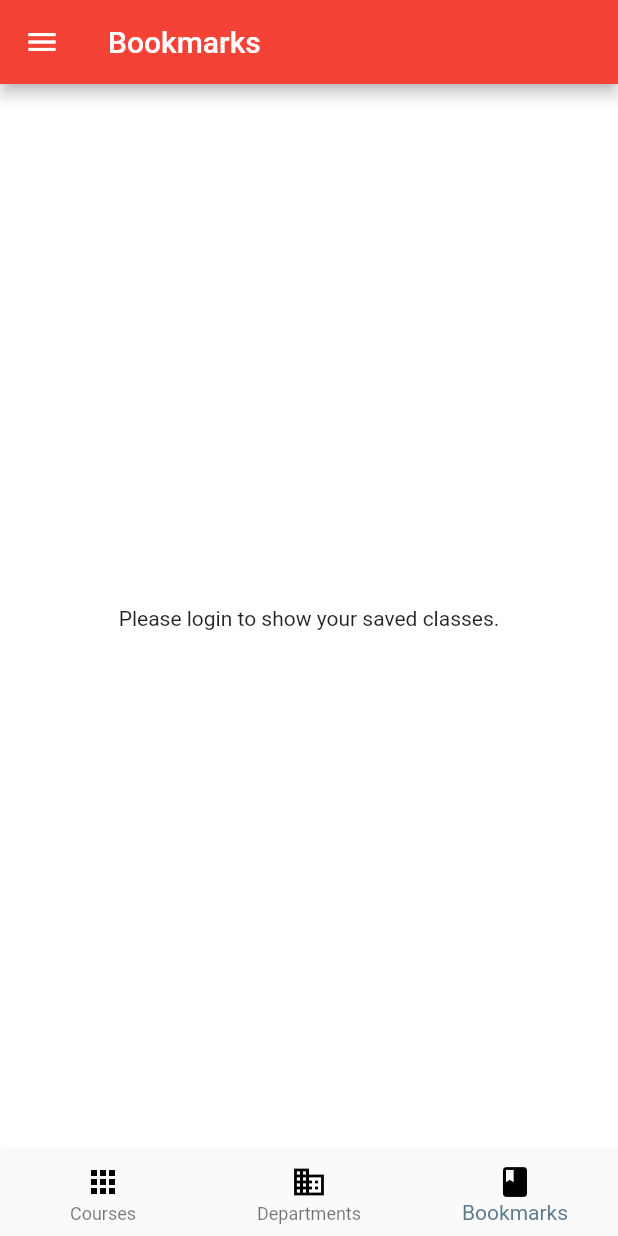
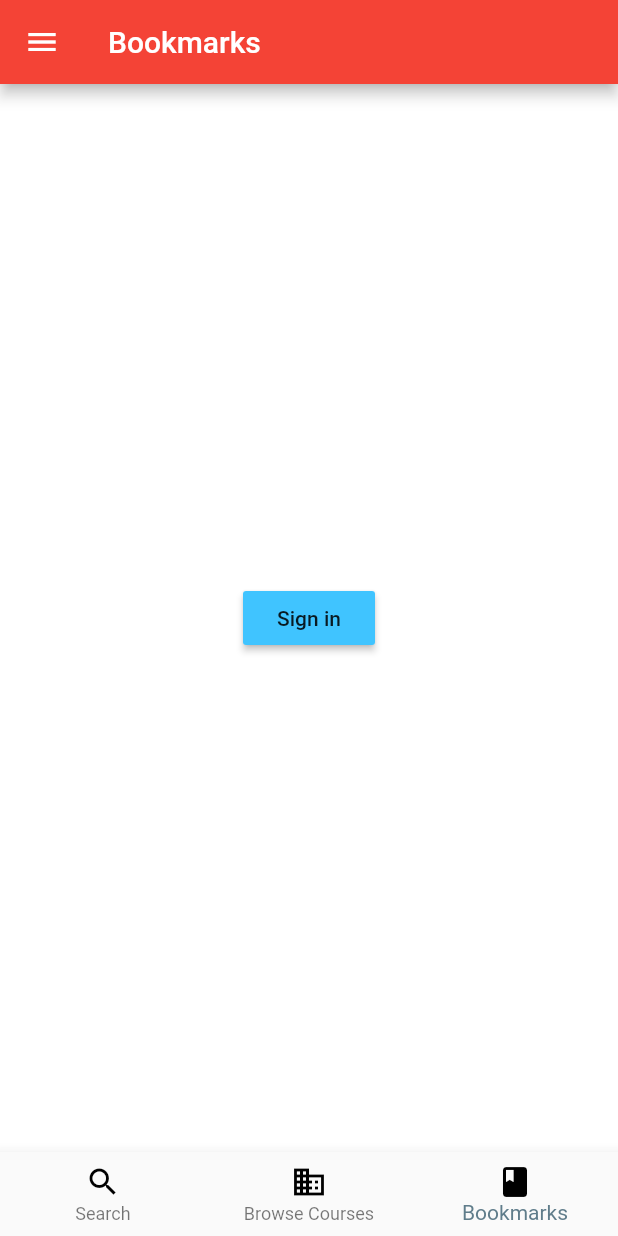
Before and after one commit to mobileappdevhm/concept-team-1, a Flutter app: the screen it shows after launch, swiped to page 3, on a phone screen of 412 x 824 dp. Run offline on Flutter 3.47's test engine with Material 2 defaults, Android fonts, the phone set to English and light mode, and no system bars.

Commit message:
Some iUI mprovements & login seems to loosely work

```diff
--- a/prototype2/lib/tabs/bookmarks.dart
+++ b/prototype2/lib/tabs/bookmarks.dart
@@ -1,5 +1,7 @@
 import 'package:cie/store/MyFileStore.dart';
 import 'package:flutter/material.dart';
+import 'package:cie/utilities/style.dart';
+import 'package:cie/utilities/constants.dart';
 
 class Bookmarks extends StatefulWidget {
   @override
@@ -7,15 +9,15 @@ class Bookmarks extends StatefulWidget {
 }
 
 class BookmarksState extends State<Bookmarks> {
-  String _classes;
-  bool _loggedIn = false;
+  String _classes = "dog";
+  bool _loggedIn = true;
 
   @override
   void initState() {
     super.initState();
     MyFileStore.readLocalFile().then((String value) {
       setState(() {
-        _classes = value.isNotEmpty ? value : "";
+        _classes = value!= null ? value : "We are logged in";
       });
     });
     MyFileStore.readLoginFile().then((bool value) {
@@ -43,9 +45,19 @@ class BookmarksState extends State<Bookmarks> {
       return new Column(
         mainAxisAlignment: MainAxisAlignment.center,
         children: <Widget>[
-          new Text('Please login to show your saved classes.'),
+          new RaisedButton(
+              onPressed: switchToLogin,
+              child: new Text("Sign in"),
+              color: Colors.lightBlueAccent
+          ),
         ],
       );
     }
+    return new Row();
+  }
+
+  void switchToLogin() {
+    String path = Routes.Login;
+    Navigator.of(context).pushReplacementNamed(path);
   }
 }
--- a/prototype2/lib/tabs/courses.dart
+++ b/prototype2/lib/tabs/courses.dart
@@ -19,14 +19,15 @@ class CoursesState extends State<Courses> {
   @override
   void initState() {
     super.initState();
-    MyFileStore.readLocalFile().then((String value) {
-      setState(() {
-        _classes = value.isNotEmpty ? value : "";
-      });
-    });
     MyFileStore.readLoginFile().then((bool value) {
       setState(() {
         _loggedIn = value;
+      });
+    });
+
+    MyFileStore.readLocalFile().then((String value) {
+      setState(() {
+        _classes = value != null ? value : "";
       });
     });
   }
@@ -60,6 +61,7 @@ class CoursesState extends State<Courses> {
   List<Widget> renderCourses() {
     List jsonCourses = JSON.decode(Course.configJson);
     List<Widget> list = new List<Widget>();
+    for (int k=0; k<20; k++) {
       for (int i = 0; i < jsonCourses.length; i++) {
         String jsonCourse = JSON.encode(jsonCourses[i]);
         Map jsonMap = JSON.decode(jsonCourse);
@@ -82,6 +84,7 @@ class CoursesState extends State<Courses> {
           ],
         ));
       }
+    }
 
     return list;
   }
--- a/prototype2/lib/tabs/tabs.dart
+++ b/prototype2/lib/tabs/tabs.dart
@@ -100,6 +100,9 @@ class TabsState extends State<Tabs> {
       case 2:
         this._appTitle = TabItems[2].title;
         break;
+      case 3:
+        this._appTitle = TabItems[3].title;
+        break;
     }
   }
 }
@@ -112,7 +115,7 @@ class TabItem {
 }
 
 const List<TabItem> TabItems = const <TabItem>[
-  const TabItem(title: 'Courses', icon: Icons.apps),
-  const TabItem(title: 'Departments', icon: Icons.business),
+  const TabItem(title: 'Search', icon: Icons.search),
+  const TabItem(title: 'Browse Courses', icon: Icons.business),
   const TabItem(title: 'Bookmarks', icon: Icons.book),
 ];
--- a/prototype2/lib/utilities/style.dart
+++ b/prototype2/lib/utilities/style.dart
@@ -15,13 +15,13 @@ class MyStyle {
   static TextStyle getBoldStyle() {
     return new TextStyle(
       fontSize: 16.0,
-      fontWeight: FontWeight.w600,
+      fontWeight: FontWeight.w500,
     );
   }
   static TextStyle getHeaderStyle() {
     return new TextStyle(
-      fontSize: 18.0,
-      fontWeight: FontWeight.w600,
+      fontSize: 20.0,
+      fontWeight: FontWeight.w700,
     );
   }
 }
--- a/prototype2/lib/utilities/utilities.dart
+++ b/prototype2/lib/utilities/utilities.dart
@@ -28,7 +28,7 @@ class Utilities {
         ),
         _createProfile(context),
         new Divider(),
-        _createListTile(context, 'Courses', Routes.Courses, Icons.apps),
+        _createListTile(context, 'Course Registration', Routes.Courses, Icons.dashboard),
         _createListTile(context, 'Schedule', Routes.Schedule, Icons.alarm),
         _createListTile(context, 'About', Routes.About, Icons.info),
         new Divider(),
```
Also changed, not shown: prototype2/lib/screens/login.dart (+11 -13 lines), prototype2/lib/screens/schedule.dart (+18 -3 lines), prototype2/lib/tabs/departments.dart (+29 -9 lines), 11 other files. Lines whose indentation alone changed are shown as unchanged.
